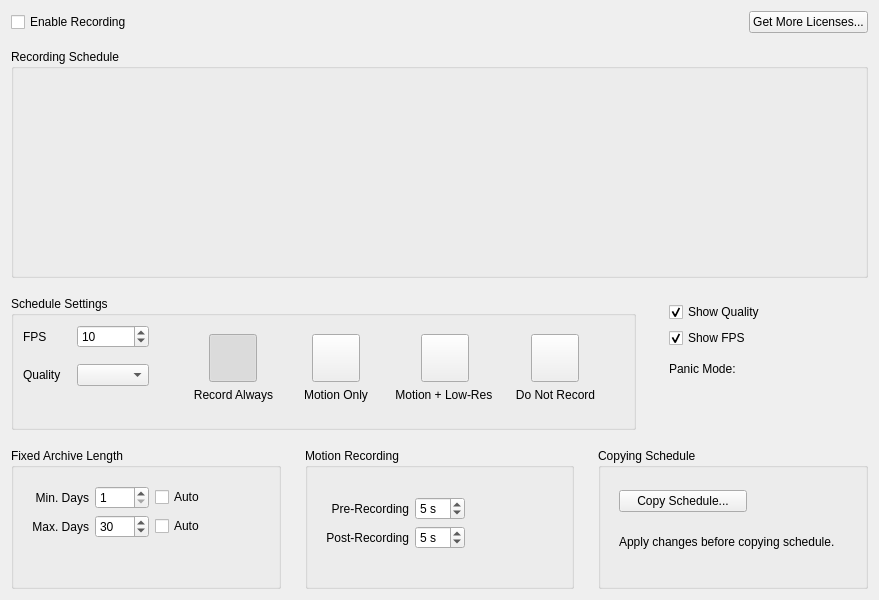
Above: client/libclient/src/ui/widgets/properties/camera_schedule_widget.ui from networkoptix/nx_open before the change. Below: the same form after it.
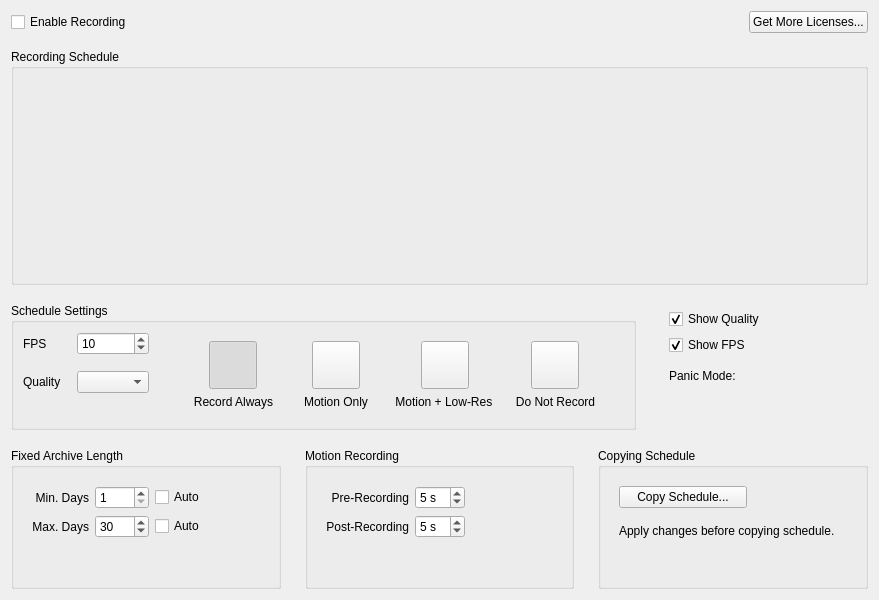
That is the form after the change. Custom widgets are drawn as their Qt base class.

Commit message:
VMS-3027: Camera settings - Recording tab redesign
<==== Mercurial data ====>
Branch: dev_3.0.0_gui

The edit to the form file:
```diff
--- a/client/libclient/src/ui/widgets/properties/camera_schedule_widget.ui
+++ b/client/libclient/src/ui/widgets/properties/camera_schedule_widget.ui
@@ -430,6 +430,12 @@
              <property name="orientation">
               <enum>Qt::Vertical</enum>
              </property>
+             <property name="sizeHint" stdset="0">
+              <size>
+               <width>0</width>
+               <height>0</height>
+              </size>
+             </property>
             </spacer>
            </item>
           </layout>
@@ -709,6 +715,12 @@
           <property name="orientation">
            <enum>Qt::Vertical</enum>
           </property>
+          <property name="sizeHint" stdset="0">
+           <size>
+            <width>0</width>
+            <height>0</height>
+           </size>
+          </property>
          </spacer>
         </item>
        </layout>
@@ -722,7 +734,7 @@
        <property name="flat">
         <bool>true</bool>
        </property>
-       <layout class="QVBoxLayout" name="verticalLayout_5">
+       <layout class="QVBoxLayout" name="verticalLayout_5" stretch="0,1">
         <item>
          <widget class="QWidget" name="widget_4" native="true">
           <property name="sizePolicy">
@@ -766,6 +778,12 @@
           <property name="orientation">
            <enum>Qt::Vertical</enum>
           </property>
+          <property name="sizeHint" stdset="0">
+           <size>
+            <width>0</width>
+            <height>0</height>
+           </size>
+          </property>
          </spacer>
         </item>
        </layout>
```
